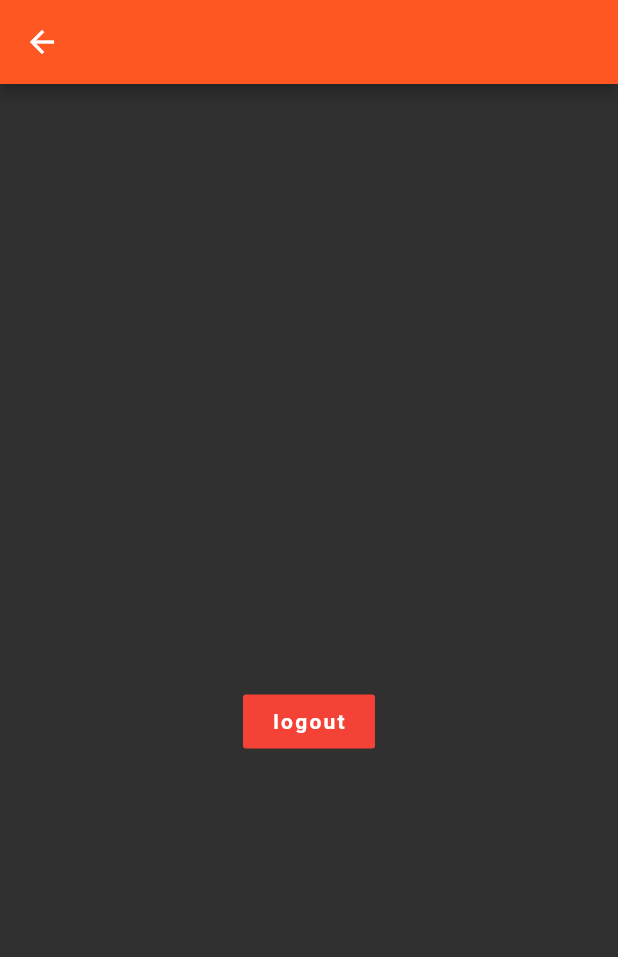
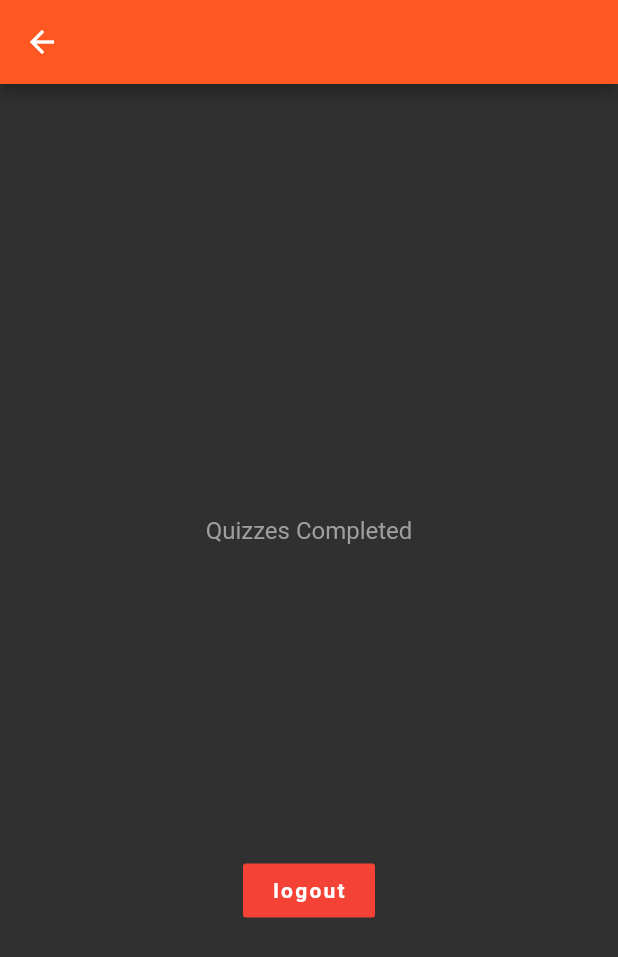
Before and after one commit to T3Drones/Fireship, a Flutter app: the ProfileScreen screen opened by its route, on a phone screen of 412 x 824 dp. Shown: the top 957 px of the screen. Run offline on Flutter 3.47's test engine with Material 2 defaults, Android fonts, the phone set to English and light mode, and no system bars; our stand-ins replace cloud_firestore, firebase_analytics, firebase_auth, firebase_core, font_awesome_flutter, google_sign_in and 1 more; accounts and stored records are empty; Roboto replaces fonts that are missing (Nunito); statements that could not run were skipped.

Commit message:
adding features

```diff
--- a/lib/screens/profile.dart
+++ b/lib/screens/profile.dart
@@ -1,5 +1,7 @@
 import 'package:firebase_auth/firebase_auth.dart';
 import 'package:fireship/services/auth.dart';
+import 'package:fireship/services/models.dart';
+import 'package:fireship/shared/shared.dart';
 import 'package:flutter/material.dart';
 import 'package:provider/provider.dart';
 
@@ -8,7 +10,8 @@ class ProfileScreen extends StatelessWidget {
 
   @override
   Widget build(BuildContext context) {
-    var user = Provider.of<User>(context);
+    Report report = Provider.of<Report>(context);
+    User user = Provider.of<User>(context);
 
     if (user != null) {
       return Scaffold(
@@ -41,6 +44,12 @@ class ProfileScreen extends StatelessWidget {
                 style: Theme.of(context).textTheme.headline3,
               ),
               Spacer(),
+              if (report != null)
+                Text('${report.total ?? 0}',
+                    style: Theme.of(context).textTheme.display3),
+              Text('Quizzes Completed',
+                  style: Theme.of(context).textTheme.subhead),
+              Spacer(),
               FlatButton(
                   child: Text('logout'),
                   color: Colors.red,
@@ -55,7 +64,7 @@ class ProfileScreen extends StatelessWidget {
         ),
       );
     } else {
-      return Text('not logged in...');
+      return LoadingScreen();
     }
   }
 }
--- a/lib/screens/topics.dart
+++ b/lib/screens/topics.dart
@@ -1,7 +1,7 @@
 import 'package:flutter/material.dart';
 import '../services/services.dart';
 import '../shared/shared.dart';
-import 'package:fireship/screens/screens.dart';
+import '../screens/screens.dart';
 import 'package:font_awesome_flutter/font_awesome_flutter.dart';
 
 class TopicsScreen extends StatelessWidget {
```
Also changed, not shown: lib/screens/login.dart (+7 -8 lines).
